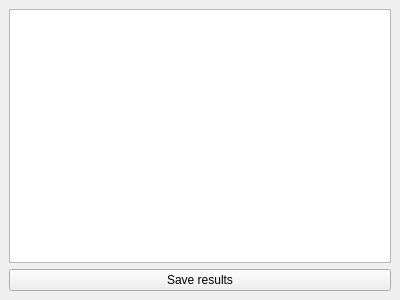
Before: the Qt Designer form resultsdockwidget.ui in mhspace/mashacv, drawn with Qt 5.
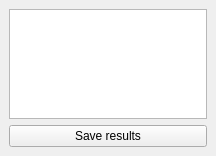
After: the same form once the commit is applied.

The edit to the form file:
```diff
--- a/resultsdockwidget.ui
+++ b/resultsdockwidget.ui
@@ -6,23 +6,30 @@
    <rect>
     <x>0</x>
     <y>0</y>
-    <width>400</width>
-    <height>300</height>
+    <width>216</width>
+    <height>156</height>
    </rect>
   </property>
-  <property name="sizePolicy">
-   <sizepolicy hsizetype="Preferred" vsizetype="MinimumExpanding">
-    <horstretch>0</horstretch>
-    <verstretch>0</verstretch>
-   </sizepolicy>
-  </property>
   <property name="windowTitle">
    <string>Results</string>
   </property>
   <widget class="QWidget" name="dockWidgetContents">
+   <property name="sizePolicy">
+    <sizepolicy hsizetype="Preferred" vsizetype="Preferred">
+     <horstretch>0</horstretch>
+     <verstretch>0</verstretch>
+    </sizepolicy>
+   </property>
    <layout class="QVBoxLayout" name="verticalLayout">
     <item>
-     <widget class="QPlainTextEdit" name="plainTextEdit"/>
+     <widget class="QPlainTextEdit" name="plainTextEdit">
+      <property name="sizePolicy">
+       <sizepolicy hsizetype="Preferred" vsizetype="Preferred">
+        <horstretch>0</horstretch>
+        <verstretch>0</verstretch>
+       </sizepolicy>
+      </property>
+     </widget>
     </item>
     <item>
      <widget class="QPushButton" name="pushButton">
```
